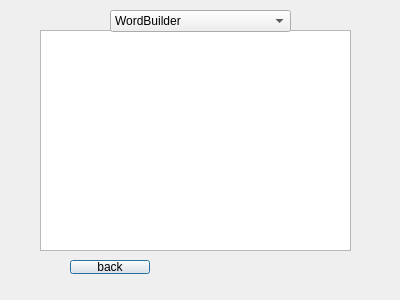
This is client/src/ui/leaderboarddialog_ui.ui in Nihileon/word-elimination as Qt 5 draws it before an edit. The edited form follows.
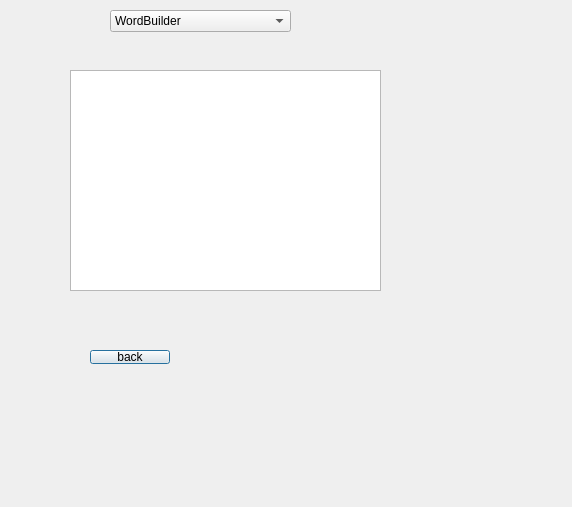
This is the edited form.

What changed in the file:
```diff
--- a/client/src/ui/leaderboarddialog_ui.ui
+++ b/client/src/ui/leaderboarddialog_ui.ui
@@ -6,8 +6,8 @@
    <rect>
     <x>0</x>
     <y>0</y>
-    <width>400</width>
-    <height>300</height>
+    <width>572</width>
+    <height>507</height>
    </rect>
   </property>
   <property name="windowTitle">
@@ -16,8 +16,8 @@
   <widget class="QTableView" name="leaderboardTableView">
    <property name="geometry">
     <rect>
-     <x>40</x>
-     <y>30</y>
+     <x>70</x>
+     <y>70</y>
      <width>311</width>
      <height>221</height>
     </rect>
@@ -46,8 +46,8 @@
   <widget class="QPushButton" name="backPushButton">
    <property name="geometry">
     <rect>
-     <x>70</x>
-     <y>260</y>
+     <x>90</x>
+     <y>350</y>
      <width>80</width>
      <height>14</height>
     </rect>
```
